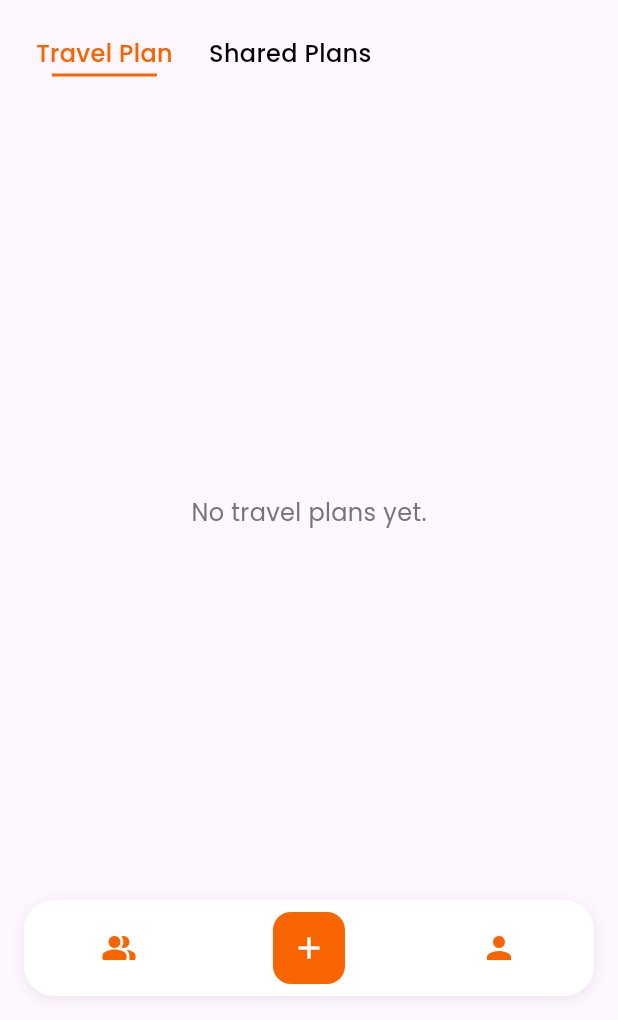
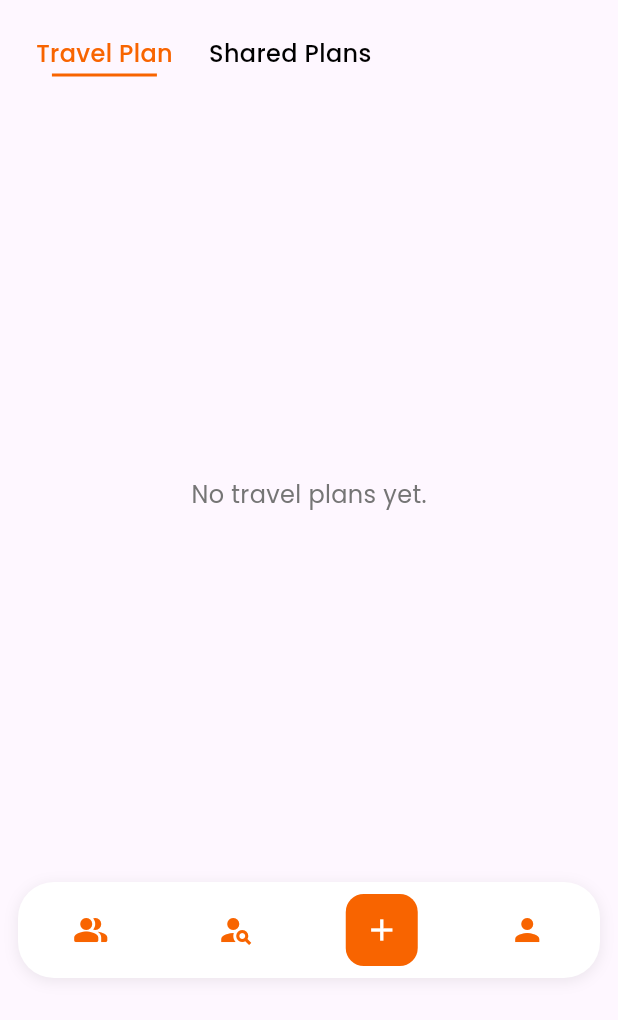
Before and after one commit to CMSC-23-2nd-Sem-2024-2025/Lakbay, a Flutter app: the HomePage screen opened directly, on a phone screen of 412 x 824 dp, the part 216-1236 px from its top. Run offline on Flutter 3.47's test engine with Material 3 defaults, Android fonts, the phone set to English and light mode, and no system bars; our stand-ins replace cloud_firestore, email_validator, firebase_auth, firebase_core, flutter_animate, google_fonts and 4 more; missing offline and left inert: mobile_scanner; accounts and stored records are empty.

Commit message:
chore: fixed bottom nav bar

```diff
--- /dev/null
+++ b/lakbay/lib/components/bottomnav.dart
@@ -0,0 +1,76 @@
+import 'package:flutter/material.dart';
+import '../screens/home-page/home_page.dart';
+import '../screens/travel-page/travel_form.dart';
+import '../screens/profle-page/profile_page.dart';
+import '../screens/similar_people/similar_page.dart';
+
+class CustomBottomNav extends StatelessWidget {
+  final int selectedIndex;
+  final Function(int) onTabSelected;
+
+  const CustomBottomNav({
+    Key? key,
+    required this.selectedIndex,
+    required this.onTabSelected,
+  }) : super(key: key);
+
+  @override
+  Widget build(BuildContext context) {
+    const orange = Color(0xFFF86400);
+    return Padding(
+      padding: const EdgeInsets.fromLTRB(12, 12, 12, 28),
+      child: Container(
+        decoration: BoxDecoration(
+          color: Colors.white,
+          borderRadius: BorderRadius.circular(24),
+          boxShadow: [
+            BoxShadow(
+              color: Colors.black.withOpacity(0.08),
+              blurRadius: 8,
+              offset: const Offset(0, 2),
+            ),
+          ],
+        ),
+        child: Row(
+          mainAxisAlignment: MainAxisAlignment.spaceAround,
+          children: [
+            IconButton(
+              icon: Icon(
+                Icons.people_alt_rounded,
+                color: orange,
+              ),
+              onPressed: () => onTabSelected(0),
+            ),
+
+            IconButton(
+              icon: Icon(
+                Icons.person_search,
+                color: orange,
+              ),
+              onPressed: () => onTabSelected(3),
+            ),
+            Container(
+              margin: const EdgeInsets.symmetric(vertical: 8),
+              decoration: BoxDecoration(
+                color: Color(0xFFF86400),
+                borderRadius: BorderRadius.circular(12),
+              ),
+              child: IconButton(
+                icon: Icon(Icons.add, color: Colors.white),
+                onPressed: () => onTabSelected(1),
+              ),
+            ),
+            IconButton(
+              icon: Icon(
+                Icons.person,
+                color: orange,
+              ),
+              onPressed: () => onTabSelected(2),
+            ),
+
+          ],
+        ),
+      ),
+    );
+  }
+}
--- a/lakbay/lib/main.dart
+++ b/lakbay/lib/main.dart
@@ -43,7 +43,7 @@ class MyApp extends StatelessWidget {
         // or the startinf page (when the userObj is null)
         builder: (context, authProvider, _) {
           if (authProvider.userObj != null) {
-            return FindSimilar();
+            return HomePage();
           } else {
             return StartingPage();
           }
--- a/lakbay/lib/screens/home-page/home_page.dart
+++ b/lakbay/lib/screens/home-page/home_page.dart
@@ -1,5 +1,7 @@
 import 'package:cloud_firestore/cloud_firestore.dart';
 import 'package:flutter/material.dart';
+import 'package:lakbay/components/bottomnav.dart';
+import 'package:lakbay/screens/similar_people/similar_page.dart';
 import 'package:lakbay/screens/travel-page/travel_form.dart';
 import 'package:provider/provider.dart';
 import '../../providers/plan_provider.dart';
@@ -389,76 +391,42 @@ class _HomePageState extends State<HomePage> {
                           : const SharedPlans(),
                 ),
               ),
+
               // Bottom Navigation Bar
-              Padding(
-                padding: const EdgeInsets.only(
-                  left: 16,
-                  right: 16,
-                  bottom: 16,
-                  top: 0,
-                ),
-                child: Container(
-                  decoration: BoxDecoration(
-                    color: Colors.white,
-                    borderRadius: BorderRadius.circular(20),
-                    boxShadow: [
-                      BoxShadow(
-                        color: Colors.black.withOpacity(0.08),
-                        blurRadius: 8,
-                        offset: Offset(0, 2),
-                      ),
-                    ],
-                  ),
-                  child: Row(
-                    mainAxisAlignment: MainAxisAlignment.spaceAround,
-                    children: [
-                      IconButton(
-                        icon: Icon(
-                          Icons.people_alt_rounded, // 2-person icon
-                          color: Color(0xFFF86400),
-                        ),
-                        onPressed: () {
-                          setState(() {
-                            _selectedTab = 1;
-                          });
-                        },
-                      ),
-                      Container(
-                        margin: const EdgeInsets.symmetric(vertical: 8),
-                        decoration: BoxDecoration(
-                          color: Color(0xFFF86400),
-                          borderRadius: BorderRadius.circular(12),
-                        ),
-                        child: IconButton(
-                          icon: Icon(Icons.add, color: Colors.white),
-                          onPressed: () {
-                            Navigator.pushReplacement(
-                              context,
-                              MaterialPageRoute(
-                                builder: (context) => TravelFormPage(),
-                              ),
-                            );
-                          },
-                        ),
-                      ),
-                      IconButton(
-                        icon: Icon(Icons.person, color: Color(0xFFF86400)),
-                        onPressed: () {
-                          Navigator.push(
-                            context,
-                            MaterialPageRoute(
-                              builder: (context) => ProfilePage(),
-                            ),
-                          );
-                        },
-                      ),
-                    ],
-                  ),
-                ),
-              ),
+
+
             ],
           ),
+
+
         ),
+      ),
+
+      bottomNavigationBar: CustomBottomNav(
+        selectedIndex: 0, // 0 for home/travel plan
+        onTabSelected: (index) {
+          if (index == 0) {
+            // Already on home, do nothing or set tab
+            setState(() {
+              _selectedTab = 0;
+            });
+          } else if (index == 1) {
+            Navigator.push(
+              context,
+              MaterialPageRoute(builder: (context) => TravelFormPage()),
+            );
+          } else if (index == 2) {
+            Navigator.push(
+              context,
+              MaterialPageRoute(builder: (context) => ProfilePage()),
+            );
+          } else if (index == 3) {
+            Navigator.push(
+              context,
+              MaterialPageRoute(builder: (context) => FindSimilar()),
+            );
+          }
+        },
       ),
     );
   }
```
Also changed, not shown: lakbay/lib/screens/profle-page/profile_page.dart (+18 -46 lines), lakbay/lib/screens/similar_people/similar_page.dart (+18 -43 lines).
